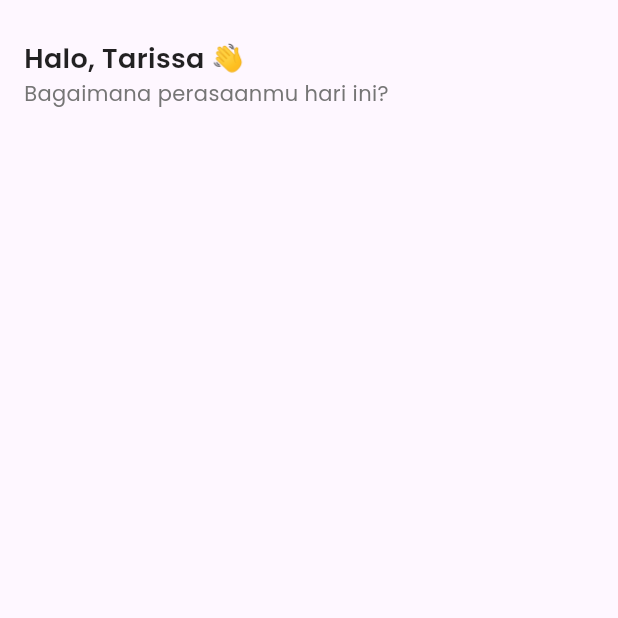
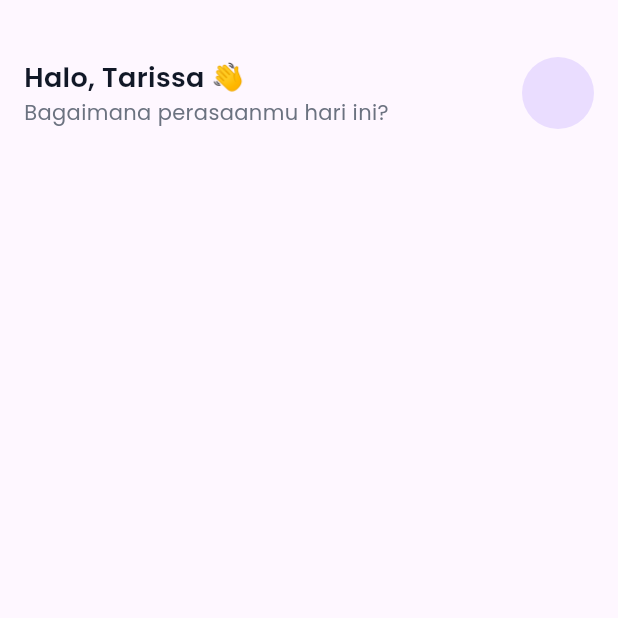
Before and after one commit to tarissaraevani/mood-tracker, a Flutter app: the screen it shows after launch, after a tap on "Lewati", on a phone screen of 412 x 824 dp, the top half of it. Run offline on Flutter 3.47's test engine with Material 3 defaults, Android fonts, the phone set to English and light mode, and no system bars.

Commit message:
add header in home page

```diff
--- a/lib/pages/home.dart
+++ b/lib/pages/home.dart
@@ -10,23 +10,36 @@ class HomePage extends StatelessWidget {
     child: Padding(
       padding: const EdgeInsets.symmetric(horizontal: 16.0, vertical: 12.0),
       child: Column(
-        crossAxisAlignment: CrossAxisAlignment.start, // Aligns content to the left
+        mainAxisAlignment: MainAxisAlignment.start,
         children: [
-          SizedBox(height: 14),
+          SizedBox(height: 26),
+          Row(
+            mainAxisAlignment: MainAxisAlignment.start,
+            children: [
+              Column(
+                crossAxisAlignment: CrossAxisAlignment.start,
+                children: [
                 Text(
                   'Halo, Tarissa 👋',
                   style: TextStyle(
                     fontSize: 18,
                     fontWeight: FontWeight.bold,
-              color: Colors.black87,
+                    color: Color(0xFF111827),
                   ),
                 ),
                 Text(
                   'Bagaimana perasaanmu hari ini?',
                   style: TextStyle(
                     fontSize: 14,
-              color: Colors.grey[600],
+                    color: Color(0xFF6B7280),
                   ),
+                ),
+              ]),
+              Spacer(),
+              const CircleAvatar(
+                radius: 24,
+              )
+          ]
           ),
         ],
       ),
--- a/lib/pages/welcome.dart
+++ b/lib/pages/welcome.dart
@@ -35,7 +35,7 @@ class WelcomePage extends StatelessWidget {
               SizedBox(
                 width: 342, height: 60,
                 child: Text(
-                'Kenali Setiap Perasaanmuuuuuuuuu',
+                'Kenali Setiap Perasaanmu',
                 style: TextStyle(
                   fontSize: 22,
                   fontWeight: FontWeight.w600,
```
Lines whose indentation alone changed are shown as unchanged.
